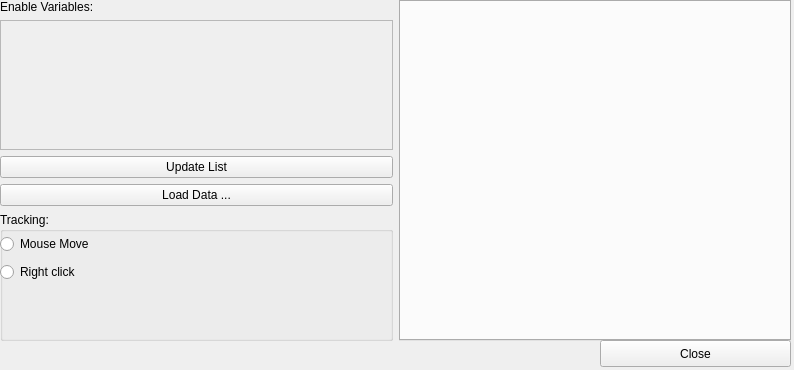
Before: the Qt Designer form ui_multiview.ui in mbernasocchi/multiview, drawn with Qt 5.
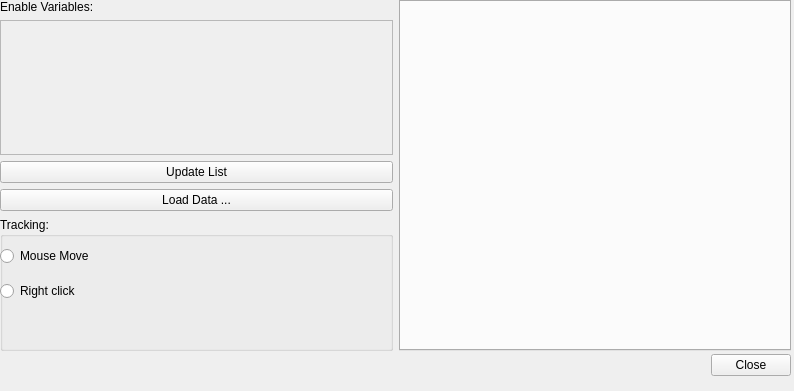
After: the same form once the commit is applied.

The edit to the form file:
```diff
--- a/ui_multiview.ui
+++ b/ui_multiview.ui
@@ -10,7 +10,7 @@
     <x>0</x>
     <y>0</y>
     <width>794</width>
-    <height>370</height>
+    <height>391</height>
    </rect>
   </property>
   <property name="windowTitle">
@@ -22,7 +22,7 @@
      <x>0</x>
      <y>0</y>
      <width>791</width>
-     <height>341</height>
+     <height>351</height>
     </rect>
    </property>
    <layout class="QHBoxLayout" name="horizontalLayout">
@@ -58,7 +58,7 @@
            <x>0</x>
            <y>0</y>
            <width>388</width>
-           <height>119</height>
+           <height>124</height>
           </rect>
          </property>
          <layout class="QVBoxLayout" name="verticalLayout_5">
@@ -105,8 +105,8 @@
           <rect>
            <x>0</x>
            <y>20</y>
-           <width>211</width>
-           <height>52</height>
+           <width>131</width>
+           <height>75</height>
           </rect>
          </property>
          <layout class="QVBoxLayout" name="verticalLayout">
@@ -145,17 +145,33 @@
     </item>
    </layout>
   </widget>
-  <widget class="QPushButton" name="closeButton">
+  <widget class="QWidget" name="horizontalLayoutWidget">
    <property name="geometry">
     <rect>
-     <x>600</x>
+     <x>0</x>
      <y>340</y>
-     <width>191</width>
-     <height>27</height>
+     <width>791</width>
+     <height>51</height>
     </rect>
    </property>
+   <layout class="QHBoxLayout" name="horizontalLayout_3">
+    <item>
+     <widget class="QLabel" name="warningDisplay">
    <property name="sizePolicy">
-    <sizepolicy hsizetype="Minimum" vsizetype="Fixed">
+       <sizepolicy hsizetype="Preferred" vsizetype="Maximum">
+        <horstretch>0</horstretch>
+        <verstretch>0</verstretch>
+       </sizepolicy>
+      </property>
+      <property name="text">
+       <string/>
+      </property>
+     </widget>
+    </item>
+    <item>
+     <widget class="QPushButton" name="closeButton">
+      <property name="sizePolicy">
+       <sizepolicy hsizetype="Maximum" vsizetype="Maximum">
      <horstretch>0</horstretch>
      <verstretch>0</verstretch>
     </sizepolicy>
@@ -163,6 +179,9 @@
    <property name="text">
     <string>Close</string>
    </property>
+     </widget>
+    </item>
+   </layout>
   </widget>
  </widget>
  <resources/>
```
Left out of the diff: 2 changed lines with no effect on the pictures. Lines whose indentation alone changed are shown as unchanged.
